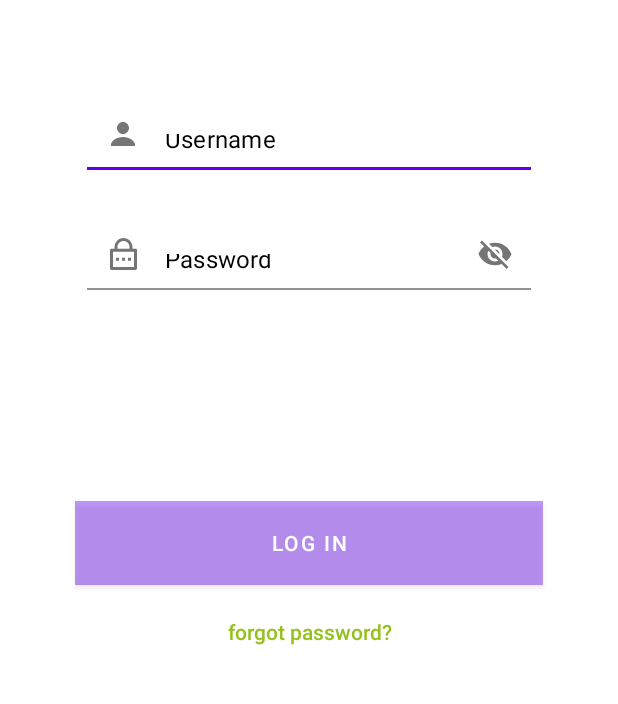
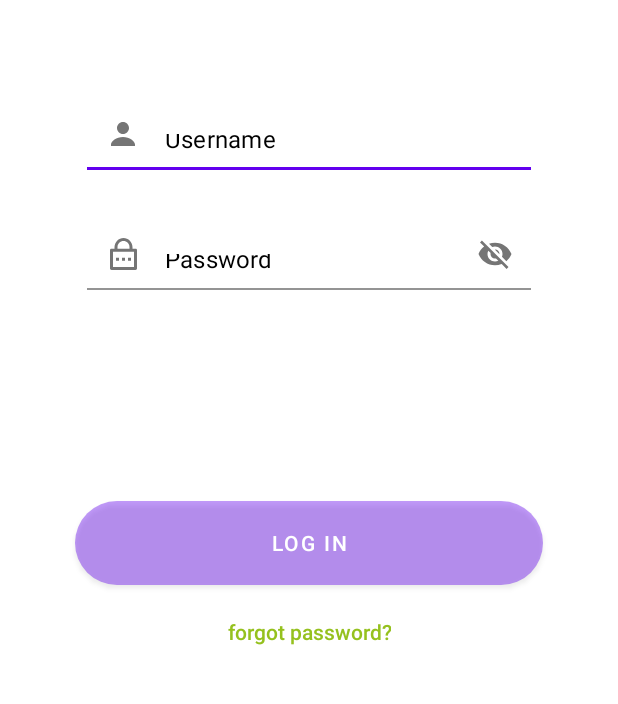
Before and after one commit to MaksimKalitsev/JetpackNavTest, an Android app: the layout fragment_sign_in.xml on its own in the app's theme, with its tools: preview values and no code run, on a phone screen of 412 x 824 dp, the part 441-1145 px from its top. Run offline under Robolectric (Android 15) with nearby library versions, the phone set to English and light mode, and no system bars; Roboto replaces fonts that are not available here.

Commit message:
add style button sign in

```diff
--- a/app/src/main/res/drawable/mybutton.xml
+++ b/app/src/main/res/drawable/mybutton.xml
@@ -1,6 +1,21 @@
 <?xml version="1.0" encoding="utf-8"?>
 <selector xmlns:android="http://schemas.android.com/apk/res/android">
-    <item android:state_pressed="true" android:drawable="@color/title" />
-    <item android:state_focused="true" android:drawable="@color/title_enabled"/>
-    <item android:drawable="@color/title_enabled"/>
+    <item android:state_pressed="true" >
+        <shape android:shape="rectangle"  >
+            <corners android:radius="100dp" />
+            <solid android:color="@color/title"/>
+        </shape>
+    </item>
+    <item android:state_focused="true">
+        <shape android:shape="rectangle"  >
+            <corners android:radius="100dp" />
+            <solid android:color="@color/title_enabled"/>
+        </shape>
+    </item>
+    <item >
+        <shape android:shape="rectangle"  >
+            <corners android:radius="100dp" />
+            <solid android:color="@color/title_enabled"/>
+        </shape>
+    </item>
 </selector>
```
